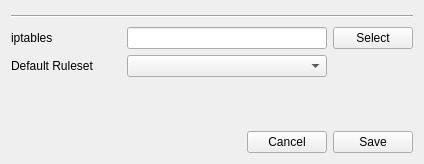
Above: formcfgsettings.ui from newey499/qiptables before the change. Below: the same form after it.
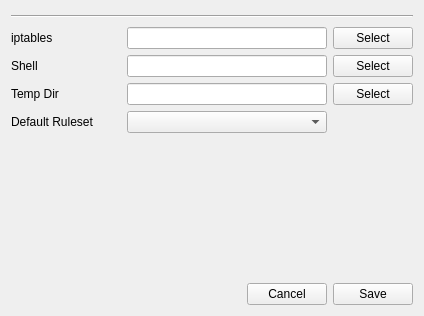
That is the form after the change.

Commit message: Added shell and tempdir variables to system configuration

What changed in the file:
```diff
--- a/formcfgsettings.ui
+++ b/formcfgsettings.ui
@@ -6,8 +6,8 @@
    <rect>
     <x>0</x>
     <y>0</y>
-    <width>403</width>
-    <height>164</height>
+    <width>400</width>
+    <height>316</height>
    </rect>
   </property>
   <property name="windowTitle">
@@ -28,7 +28,7 @@
     </widget>
    </item>
    <item>
-    <layout class="QHBoxLayout" name="horizontalLayout_4">
+    <layout class="QHBoxLayout" name="horizontalLayout_3">
      <item>
       <widget class="QLabel" name="label_3">
        <property name="minimumSize">
@@ -59,18 +59,73 @@
        </property>
       </widget>
      </item>
+    </layout>
+   </item>
+   <item>
+    <layout class="QHBoxLayout" name="horizontalLayout_4">
      <item>
-      <spacer name="horizontalSpacer_4">
-       <property name="orientation">
-        <enum>Qt::Horizontal</enum>
+      <widget class="QLabel" name="label">
+       <property name="minimumSize">
+        <size>
+         <width>110</width>
+         <height>0</height>
+        </size>
        </property>
-       <property name="sizeHint" stdset="0">
+       <property name="text">
+        <string>Shell</string>
+       </property>
+      </widget>
+     </item>
+     <item>
+      <widget class="QLineEdit" name="edtShell">
+       <property name="minimumSize">
         <size>
-         <width>40</width>
-         <height>20</height>
+         <width>200</width>
+         <height>0</height>
         </size>
        </property>
-      </spacer>
+      </widget>
+     </item>
+     <item>
+      <widget class="QPushButton" name="btnShell">
+       <property name="text">
+        <string>Select</string>
+       </property>
+      </widget>
+     </item>
+    </layout>
+   </item>
+   <item>
+    <layout class="QHBoxLayout" name="horizontalLayout_5">
+     <item>
+      <widget class="QLabel" name="label_4">
+       <property name="minimumSize">
+        <size>
+         <width>110</width>
+         <height>0</height>
+        </size>
+       </property>
+       <property name="text">
+        <string>Temp Dir</string>
+       </property>
+      </widget>
+     </item>
+     <item>
+      <widget class="QLineEdit" name="edtTempDir">
+       <property name="minimumSize">
+        <size>
+         <width>200</width>
+         <height>0</height>
+        </size>
+       </property>
+      </widget>
+     </item>
+     <item>
+      <widget class="QPushButton" name="btnTempDir">
+       <property name="text">
+        <string>Select</string>
+       </property>
+      </widget>
      </item>
     </layout>
    </item>
```
Left out of the diff: 37 changed lines with no effect on the pictures. The commit also changes 3 other files.
